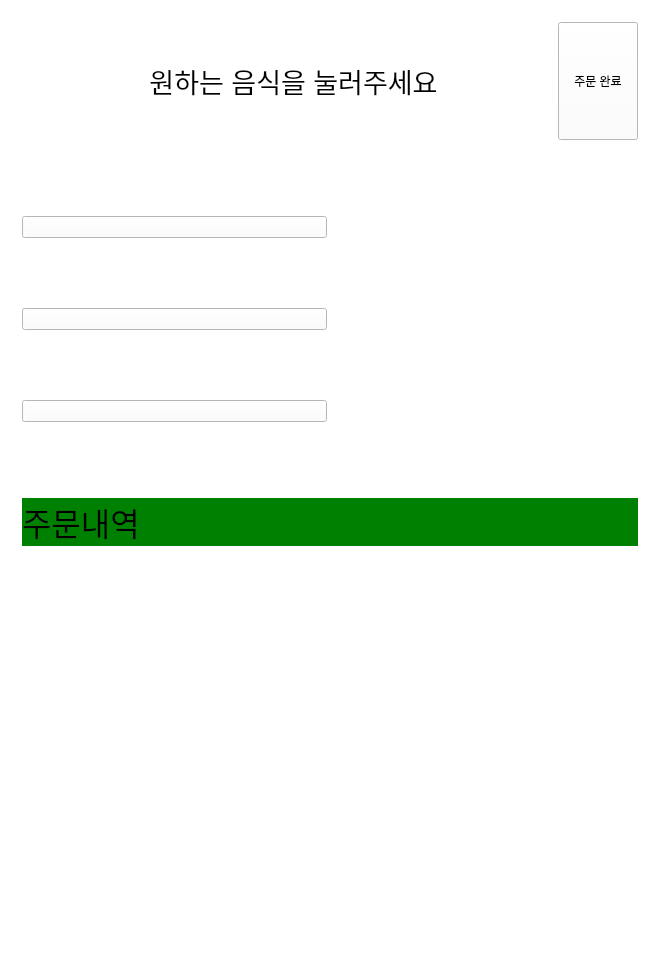
Before: the Qt Designer form Kiosk/mainwindow.ui in psy1064/Kiosk, drawn with Qt 5.
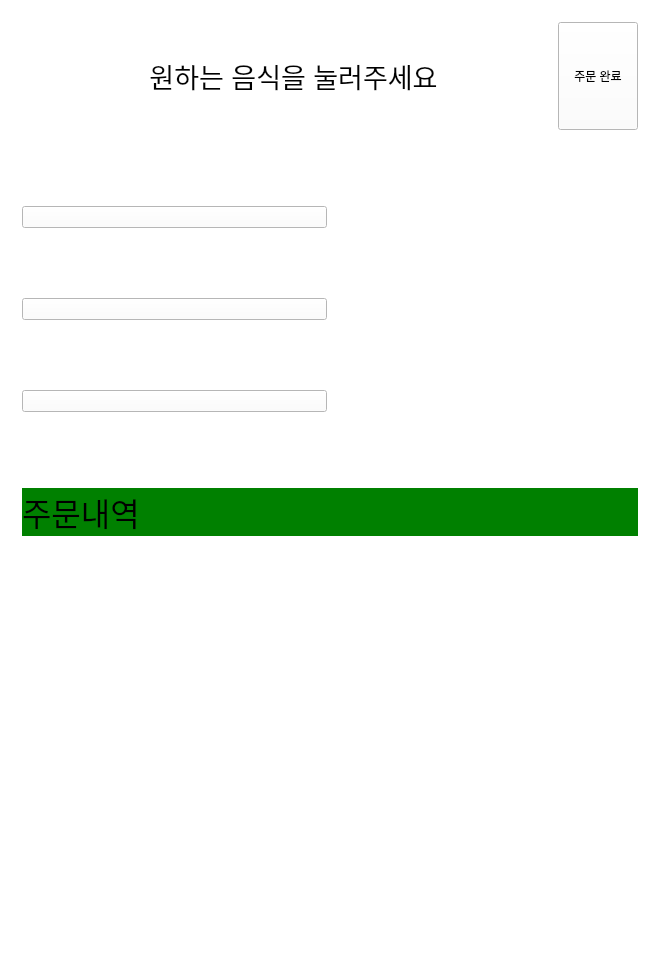
After: the same form once the commit is applied. The open tabs and pages were chosen to show the change. Icons and pictures are not drawn. Custom widgets are drawn as their Qt base class.

The edit to the form file:
```diff
--- a/Kiosk/mainwindow.ui
+++ b/Kiosk/mainwindow.ui
@@ -377,7 +377,7 @@
               <property name="sizeHint" stdset="0">
                <size>
                 <width>1</width>
-                <height>400</height>
+                <height>410</height>
                </size>
               </property>
              </spacer>
```
Left out of the diff: 2 changed lines with no effect on the pictures.
